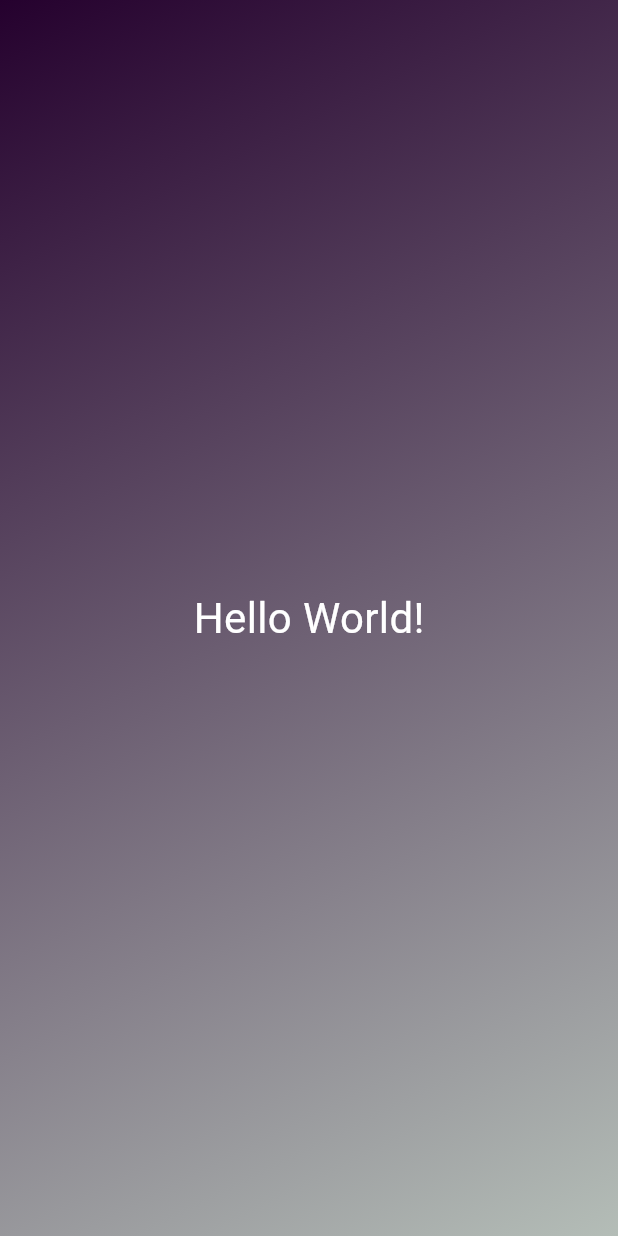
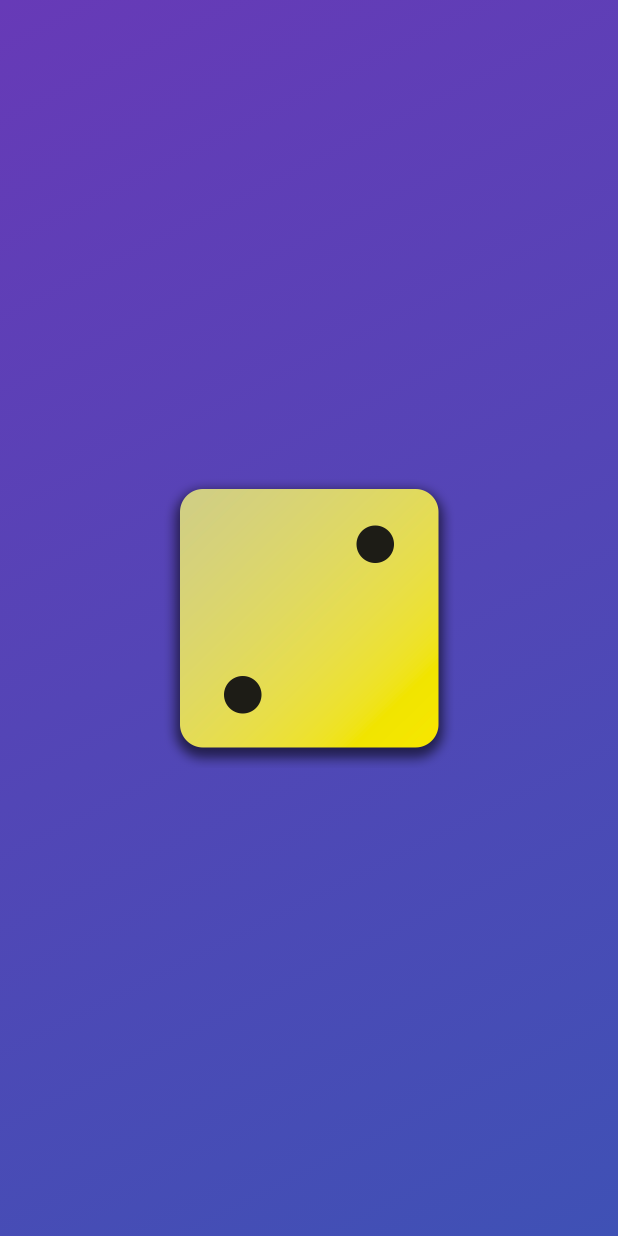
Before and after one commit to schuna/flutter_and_dart, a Flutter app: the screen it shows after launch, on a phone screen of 412 x 824 dp. Run offline on Flutter 3.47's test engine with Material 3 defaults, Android fonts, the phone set to English and light mode, and no system bars.

Commit message:
section2-45

```diff
--- a/first_app/lib/gradient_container.dart
+++ b/first_app/lib/gradient_container.dart
@@ -1,4 +1,3 @@
-import 'package:first_app/styled_text.dart';
 import 'package:flutter/material.dart';
 
 const startAlignment = Alignment.topLeft;
@@ -6,6 +5,8 @@ const endAlignment = Alignment.bottomRight;
 
 class GradientContainer extends StatelessWidget {
   const GradientContainer(this.colors, {super.key});
+  GradientContainer.purple({super.key})
+      : colors = [Colors.deepPurple, Colors.indigo];
   final List<Color> colors;
 
   @override
@@ -18,8 +19,11 @@ class GradientContainer extends StatelessWidget {
           end: endAlignment,
         ),
       ),
-      child: const Center(
-        child: StyledText('Hello World!'),
+      child: Center(
+        child: Image.asset(
+          'assets/images/dice-2.png',
+          width: 200,
+        ),
       ),
     );
   }
```
Also changed, not shown: first_app/lib/main.dart (+2 -5 lines), first_app/pubspec.yaml (+7 -3 lines), first_app/assets/images/dice-1.png (added), first_app/assets/images/dice-2.png (added), first_app/assets/images/dice-3.png (added), first_app/assets/images/dice-4.png (added), first_app/assets/images/dice-5.png (added), first_app/assets/images/dice-6.png (added), 1 other file.
